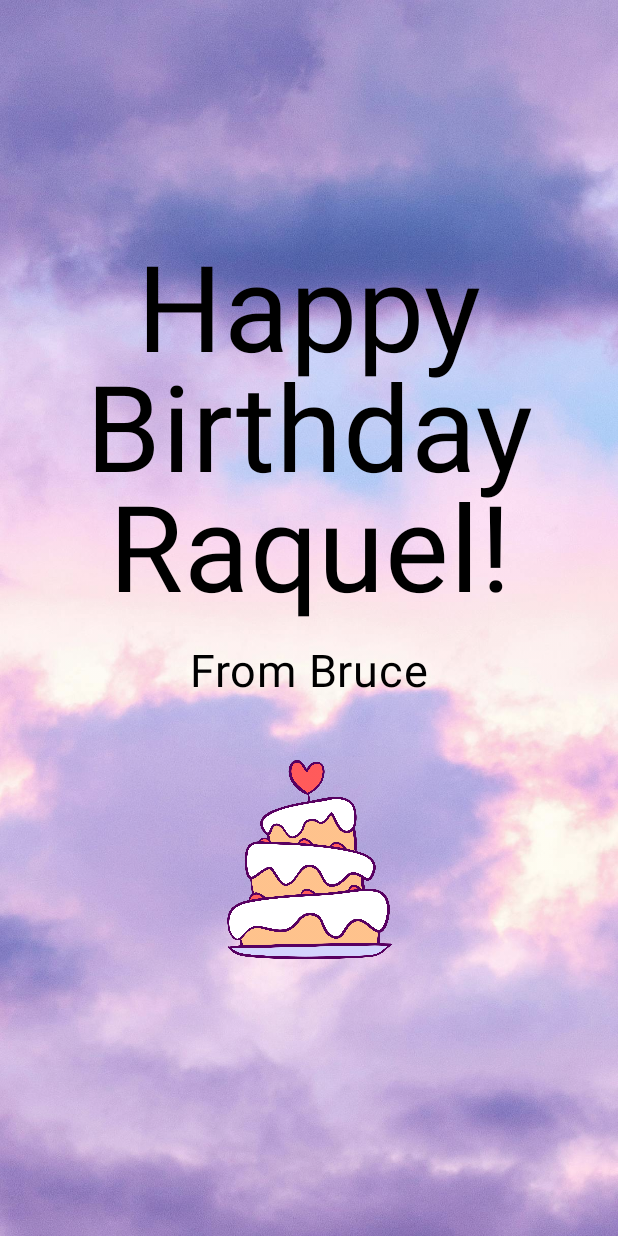
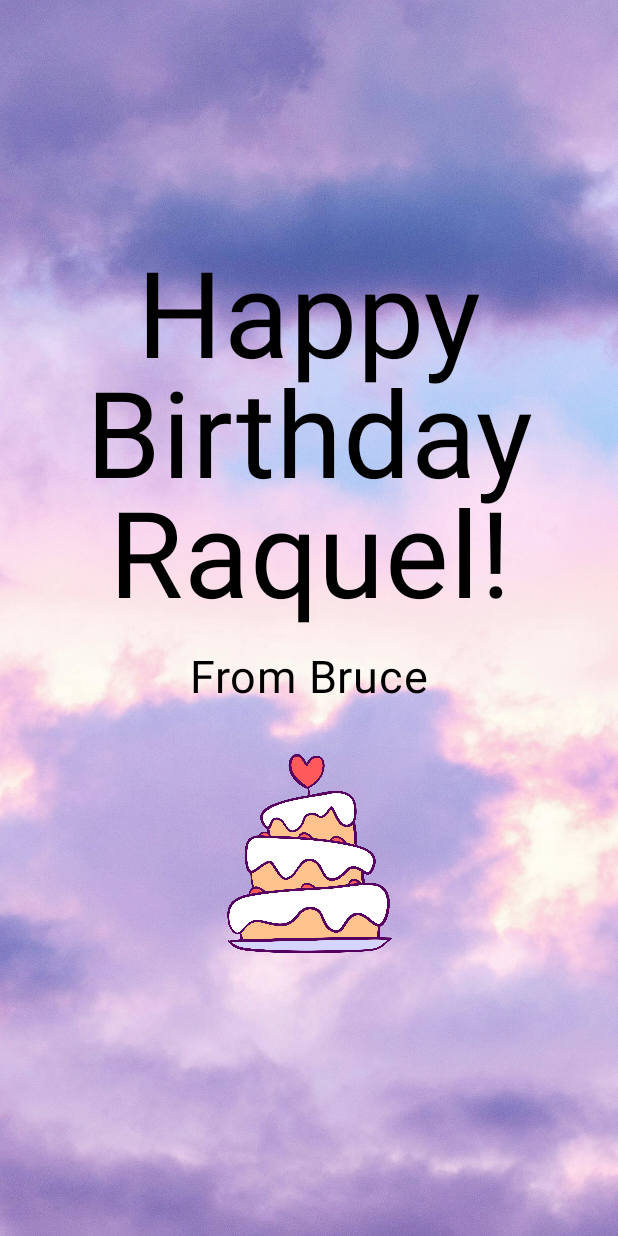
Before and after one commit to bruceneriDev/Happy-Birthday-App, an Android app built with Jetpack Compose: the @Preview function BirthdayCardPreview, on a phone screen of 412 x 824 dp. Run offline under Robolectric (Android 15) with nearby library versions, the phone set to English and light mode, and no system bars; libraries missing offline, so code that uses them is left out: nl.dionsegijn.konfetti; 2 statements that could not run were skipped.

Commit message:
Update MainActivity.kt

```diff
--- a/app/src/main/java/com/example/happy_birthday_app/MainActivity.kt
+++ b/app/src/main/java/com/example/happy_birthday_app/MainActivity.kt
@@ -17,13 +17,13 @@ import androidx.compose.material3.Surface
 import androidx.compose.material3.Text
 import androidx.compose.runtime.Composable
 import androidx.compose.runtime.getValue
+import androidx.compose.runtime.key // Important: Import for the key function
 import androidx.compose.runtime.mutableStateOf
 import androidx.compose.runtime.remember
 import androidx.compose.runtime.setValue
 import androidx.compose.ui.Alignment
 import androidx.compose.ui.Modifier
 import androidx.compose.ui.draw.clipToBounds
-import androidx.compose.ui.graphics.Color
 import androidx.compose.ui.layout.ContentScale
 import androidx.compose.ui.res.painterResource
 import androidx.compose.ui.res.stringResource
@@ -31,8 +31,7 @@ import androidx.compose.ui.text.style.TextAlign
 import androidx.compose.ui.tooling.preview.Preview
 import androidx.compose.ui.unit.dp
 import androidx.compose.ui.unit.sp
-import com.example.happy_birthday_app.ui.theme.HappyBirthdayAppTheme
-
+import com.example.happy_birthday_app.ui.theme.HappyBirthdayAppTheme // Assuming your theme path
 
 // Konfetti Library Imports
 import nl.dionsegijn.konfetti.compose.KonfettiView
@@ -66,11 +65,16 @@ class MainActivity : ComponentActivity() {
 fun GreetingImage(message: String, from: String, modifier: Modifier = Modifier) {
     val image = painterResource(R.drawable.sky)
     var party by remember { mutableStateOf<Party?>(null) }
+    var confettiKey by remember { mutableStateOf(0) } // Key to re-trigger KonfettiView
 
-    Box(modifier = modifier.fillMaxSize().clipToBounds()) {
+    Box(
+        modifier = modifier
+            .fillMaxSize()
+            .clipToBounds()
+    ) {
         Image(
             painter = image,
-            contentDescription = null,
+            contentDescription = null, // Decorative image
             contentScale = ContentScale.Crop,
             alpha = 0.9F,
             modifier = Modifier.fillMaxSize()
@@ -82,21 +86,25 @@ fun GreetingImage(message: String, from: String, modifier: Modifier = Modifier)
                 .fillMaxSize()
                 .padding(8.dp),
             onCakeClick = {
-                party = Party(
+                party = Party( // Create a new Party instance on each click
                     speed = 0f,
                     maxSpeed = 30f,
                     damping = 0.9f,
                     spread = 360,
+                    colors = listOf(0xfce18a, 0xff726d, 0xf4306d, 0xb48def), // Example colors
                     emitter = Emitter(duration = 100, TimeUnit.MILLISECONDS).max(100),
-                    position = Position.Relative(0.5, 0.3)
+                    position = Position.Relative(0.5, 0.3) // Emit from near the center top
                 )
+                confettiKey++ // Increment the key to force KonfettiView recomposition
             }
         )
         party?.let { currentParty ->
-            KonfettiView(
-                modifier = Modifier.fillMaxSize(),
-                parties = listOf(currentParty),
-            )
+            key(confettiKey) { // Use the key here
+                KonfettiView(
+                    modifier = Modifier.fillMaxSize(),
+                    parties = listOf(currentParty),
+                )
+            }
         }
     }
 }
@@ -106,41 +114,39 @@ fun GreetingText(
     message: String,
     from: String,
     modifier: Modifier = Modifier,
-    onCakeClick: () -> Unit = {}
+    onCakeClick: () -> Unit = {} // Callback for when the cake is clicked
 ) {
     Column(
         verticalArrangement = Arrangement.Center,
-        modifier = modifier.padding(8.dp)
+        modifier = modifier
     ) {
         Text(
             text = message,
             fontSize = 80.sp,
             lineHeight = 80.sp,
-            textAlign = TextAlign.Center
+            textAlign = TextAlign.Center,
+            modifier = Modifier.padding(horizontal = 16.dp) // Add horizontal padding for text if needed
         )
         Text(
             text = from,
             fontSize = 30.sp,
             modifier = Modifier
-                .padding(16.dp)
+                .padding(top = 16.dp) // Padding from the message text
                 .align(alignment = Alignment.CenterHorizontally)
         )
         Image(
             painter = painterResource(id = R.drawable.cutecake),
             contentDescription = null,
             modifier = Modifier
-                .padding(top = 16.dp, bottom = 16.dp)
+                .padding(top = 24.dp, bottom = 16.dp) // Adjusted padding
                 .size(150.dp)
-                .align(alignment = Alignment.CenterHorizontally )
-                .clickable { onCakeClick() }
+                .align(alignment = Alignment.CenterHorizontally)
+                .clickable { onCakeClick() } // This triggers the onCakeClick lambda passed from GreetingImage
         )
     }
 }
 
-
-
-
-@Preview(showBackground = true)
+@Preview(showBackground = true, name = "Birthday Card Preview")
 @Composable
 fun BirthdayCardPreview() {
     HappyBirthdayAppTheme {
```
